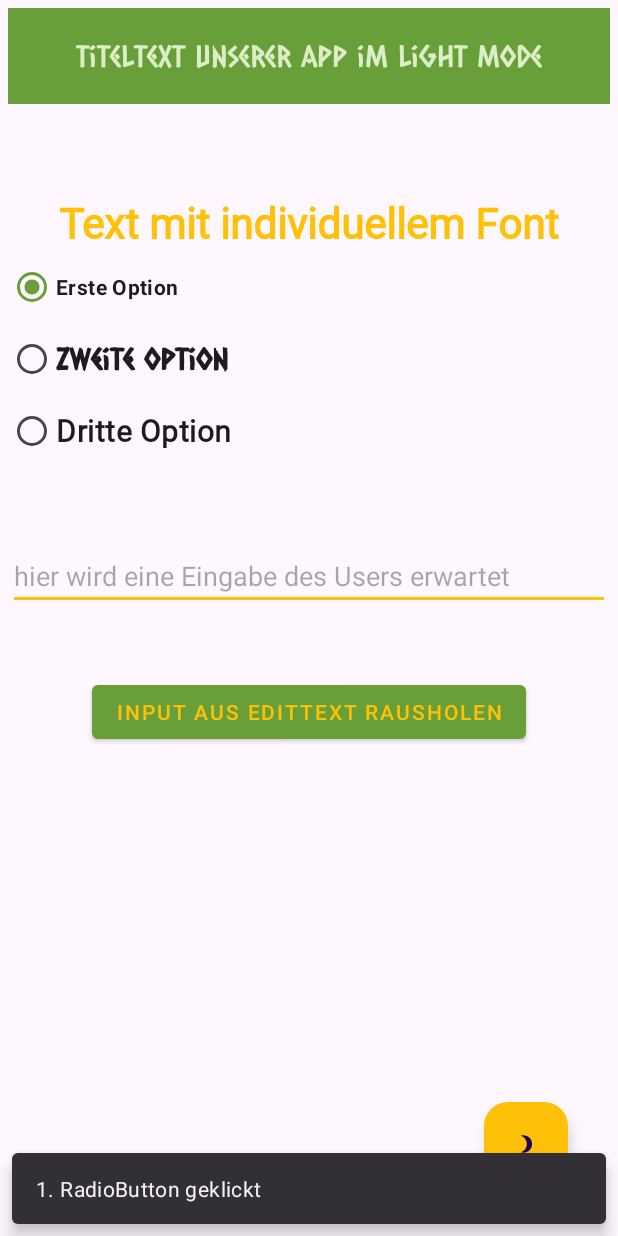
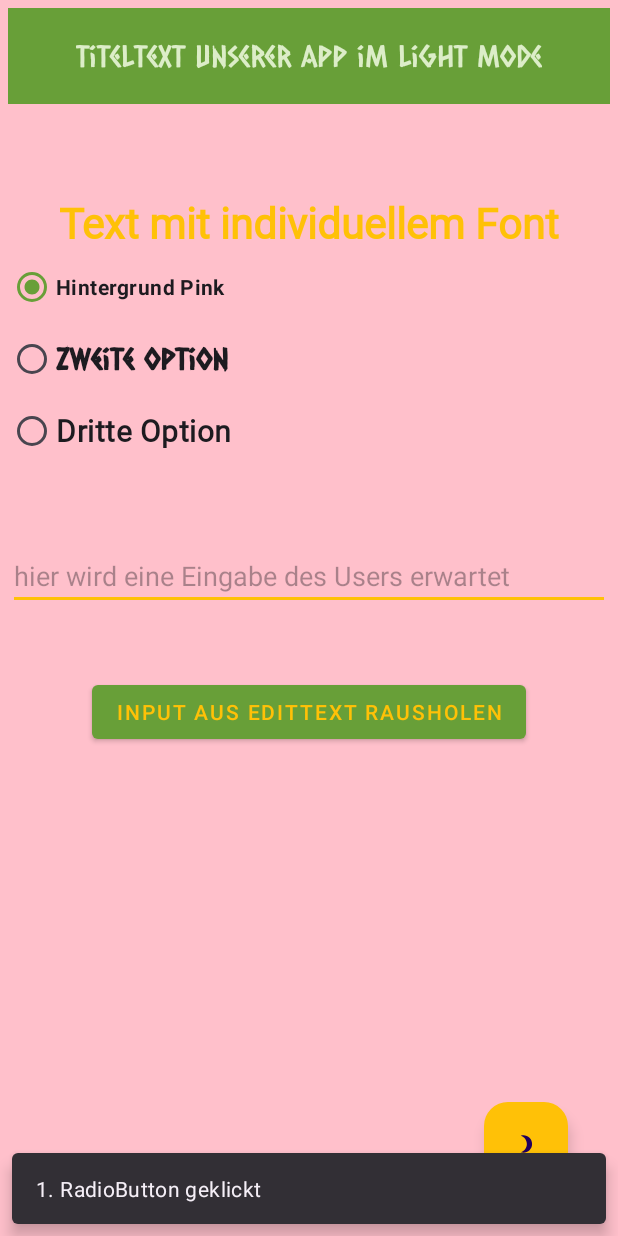
Before and after one commit to MarianneSyntax/UserInputLive, an Android app: the screen it shows after launch (MainActivity), after a tap on "INPUT AUS EDITTEXT RAUSHOLEN", on a phone screen of 412 x 824 dp. Run offline under Robolectric (Android 15) with nearby library versions, the light colour scheme and no system bars; our stand-ins replace navigation-ui; 1 other tap on this screen came first.

Commit message:
logik radiobutton hintergrund pink färben

```diff
--- a/app/src/main/java/com/example/userinputlive/MainActivity.kt
+++ b/app/src/main/java/com/example/userinputlive/MainActivity.kt
@@ -1,7 +1,6 @@
 package com.example.userinputlive
 
 import android.os.Bundle
-import android.text.Editable
 import com.google.android.material.snackbar.Snackbar
 import androidx.appcompat.app.AppCompatActivity
 import androidx.navigation.ui.AppBarConfiguration
@@ -9,6 +8,8 @@ import android.widget.Button
 import android.widget.EditText
 import android.widget.RadioButton
 import android.widget.TextView
+import androidx.constraintlayout.widget.ConstraintLayout
+import androidx.core.content.ContextCompat
 import com.example.userinputlive.databinding.ActivityMainBinding
 import com.google.android.material.floatingactionbutton.FloatingActionButton
 
@@ -16,6 +17,7 @@ class MainActivity : AppCompatActivity() {
 
     private lateinit var appBarConfiguration: AppBarConfiguration
     private lateinit var binding: ActivityMainBinding
+    private lateinit var constrain: ConstraintLayout
 
     private lateinit var firstRadio: RadioButton
     private lateinit var sndRadio: RadioButton
@@ -50,9 +52,12 @@ class MainActivity : AppCompatActivity() {
 
         // Initialisierung des RadioButtons
         firstRadio = findViewById(R.id.firstRadioBtn)
+        // Initialisierung Constraintlayout
+        var constraintLayout = findViewById<ConstraintLayout>(R.id.constraintLayout)
         // Logik RadioButton
         firstRadio.setOnClickListener {
            Snackbar.make(it,"1. RadioButton geklickt",Snackbar.LENGTH_SHORT).show()
+            constraintLayout.setBackgroundColor(ContextCompat.getColor(this, R.color.pink))
         }
     }
 }
--- a/app/src/main/res/layout/activity_main.xml
+++ b/app/src/main/res/layout/activity_main.xml
@@ -1,5 +1,6 @@
 <?xml version="1.0" encoding="utf-8"?>
-<androidx.constraintlayout.widget.ConstraintLayout xmlns:android="http://schemas.android.com/apk/res/android"
+<androidx.constraintlayout.widget.ConstraintLayout
+    android:id="@+id/constraintLayout" xmlns:android="http://schemas.android.com/apk/res/android"
     xmlns:app="http://schemas.android.com/apk/res-auto"
     xmlns:tools="http://schemas.android.com/tools"
     android:layout_width="match_parent"
@@ -41,7 +42,7 @@
             android:id="@+id/firstRadioBtn"
             android:layout_width="wrap_content"
             android:layout_height="wrap_content"
-            android:text="Erste Option"
+            android:text="Hintergrund Pink"
             android:textStyle="bold"
             />
 
--- a/app/src/main/res/values/colors.xml
+++ b/app/src/main/res/values/colors.xml
@@ -2,4 +2,5 @@
 <resources>
     <color name="black">#FF000000</color>
     <color name="white">#FFFFFFFF</color>
+    <color name="pink">#FFC0CB</color>
 </resources>
```
